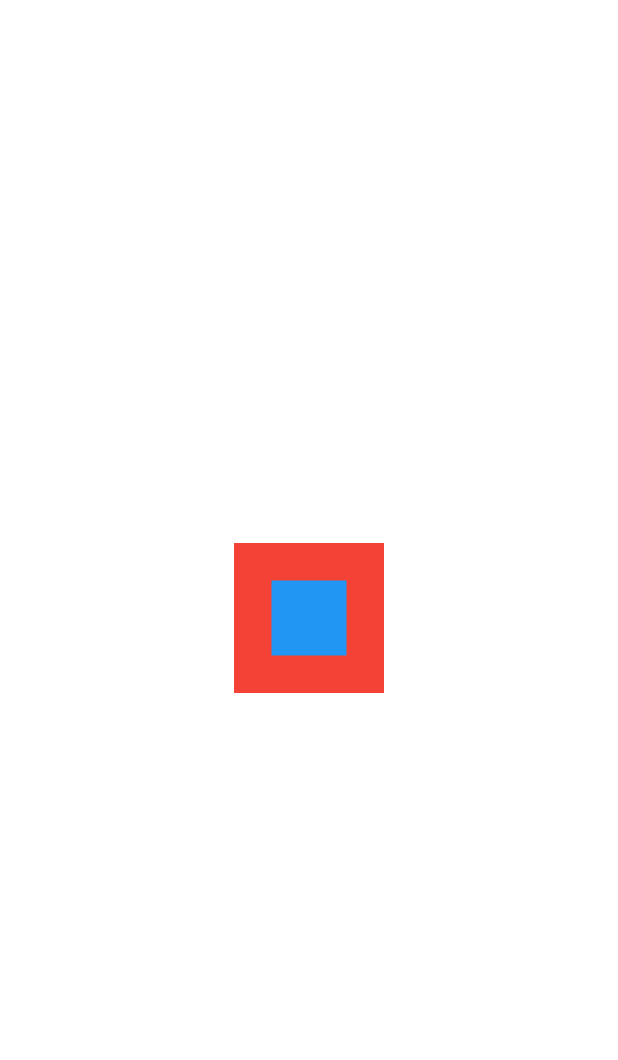
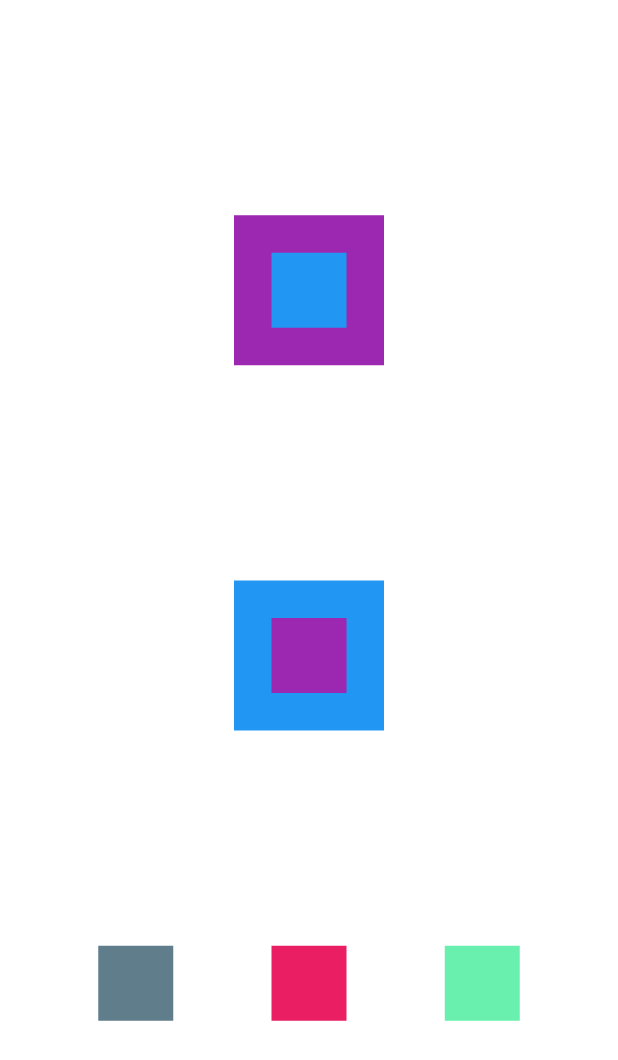
Before and after one commit to letpwk/my_app, a Flutter app: the screen it shows after launch, on a phone screen of 412 x 824 dp. Shown: the top 1060 px of the screen. Run offline on Flutter 3.47's test engine with Material 3 defaults, Android fonts, the phone set to English and light mode, and no system bars.

```diff
--- a/lib/main.dart
+++ b/lib/main.dart
@@ -1,4 +1,5 @@
-import 'package:flutter/material.dart'; //importa um pacote (esse é do material de layout)
+import 'package:flutter/material.dart';
+import 'package:flutter/widgets.dart'; //importa um pacote (esse é do material de layout)
 
 void main() {
   runApp(const MeuApp()); //roda um app
@@ -14,11 +15,15 @@ class MeuApp extends StatelessWidget {
       theme: ThemeData(
         primarySwatch: Colors.purple,
       ),
-      home: Stack(
+      home: Column(
+        mainAxisAlignment: MainAxisAlignment.spaceEvenly,
+        crossAxisAlignment: CrossAxisAlignment.center,
+        children: [
+          Stack(
             alignment: AlignmentDirectional.center,
             children: [
               Container(
-            color: Colors.red,
+                color: Colors.purple,
                 width: 100,
                 height: 100,
               ),
@@ -29,6 +34,32 @@ class MeuApp extends StatelessWidget {
               ),
             ],
           ),
+          Stack(
+            alignment: AlignmentDirectional.center,
+            children: [
+              Container(
+                color: Colors.blue,
+                width: 100,
+                height: 100,
+              ),
+              Container(
+                color: Colors.purple,
+                width: 50,
+                height: 50,
+              ),
+            ],
+          ),
+          Row(
+            mainAxisAlignment: MainAxisAlignment.spaceEvenly,
+            crossAxisAlignment: CrossAxisAlignment.center,
+            children: [
+              Container(color: Colors.blueGrey   , height: 50, width: 50,),
+              Container(color: Colors.pink, height: 50, width: 50,),
+              Container(color: Colors.greenAccent, height: 50, width: 50,),
+            ],
+          )
+        ],
+      )
     );
   }
 }
```
Lines whose indentation alone changed are shown as unchanged.
